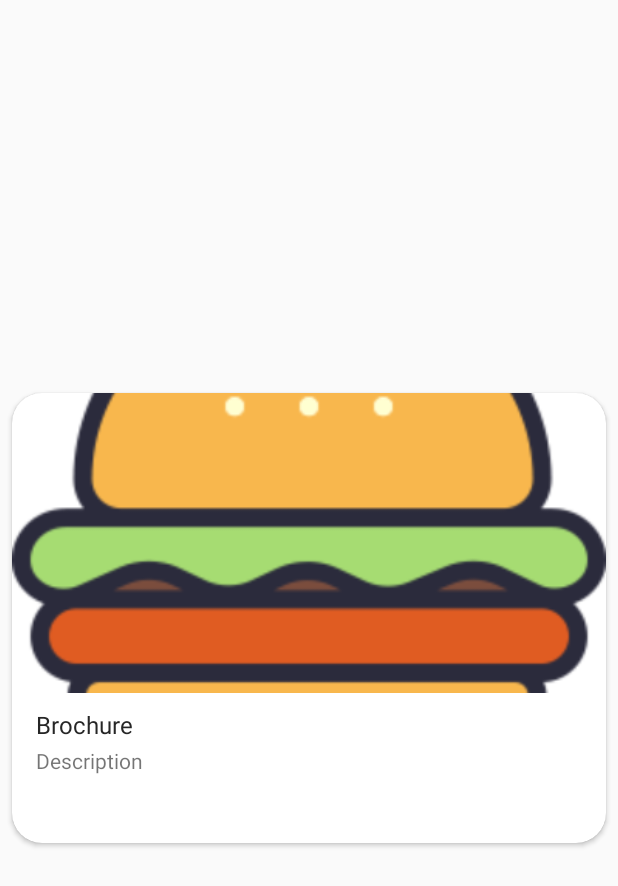
After one commit to Yaelsarusi/Graburger, an Android app: the layout item.xml on its own in the app's theme, with its tools: preview values and no code run, on a phone screen of 412 x 824 dp. The commit adds this screen. Shown: the top 886 px of the screen. Run offline under Robolectric (Android 15) with nearby library versions, the phone set to English and light mode, and no system bars.

Commit message:
Custom swipe cards

```diff
--- a/app/src/main/java/com/example/graburger/MainActivity.java
+++ b/app/src/main/java/com/example/graburger/MainActivity.java
@@ -13,8 +13,6 @@ import in.goodiebag.carouselpicker.CarouselPicker;
 public class MainActivity extends AppCompatActivity {
 
     ViewPager viewPager;
-    Adapter adapter;
-    List<FoodModel> foods;
 
     @Override
     protected void onCreate(Bundle savedInstanceState) {
--- /dev/null
+++ b/app/src/main/res/layout/item.xml
@@ -0,0 +1,55 @@
+<?xml version="1.0" encoding="utf-8"?>
+<LinearLayout xmlns:android="http://schemas.android.com/apk/res/android"
+    xmlns:app="http://schemas.android.com/apk/res-auto"
+    android:orientation="vertical"
+    android:layout_width="match_parent"
+    android:layout_height="match_parent"
+    android:gravity="center_vertical">
+
+    <android.support.v7.widget.CardView
+        android:layout_width="match_parent"
+        android:layout_height="wrap_content"
+        app:cardCornerRadius="20dp"
+        android:layout_margin="8dp">
+
+        <RelativeLayout
+            android:layout_width="match_parent"
+            android:layout_height="300dp">
+
+            <ImageView
+                android:id="@+id/image"
+                android:src="@drawable/burger"
+                android:scaleType="centerCrop"
+                android:layout_width="match_parent"
+                android:layout_height="200dp" />
+
+            <TextView
+                android:id="@+id/title"
+                android:textColor="#262626"
+                android:layout_below="@id/image"
+                android:layout_marginTop="10dp"
+                android:layout_marginLeft="16dp"
+                android:text="Brochure"
+                android:textSize="16sp"
+                android:layout_width="wrap_content"
+                android:layout_height="wrap_content" />
+
+            <TextView
+                android:id="@+id/desc"
+                android:layout_below="@id/title"
+                android:layout_marginTop="3dp"
+                android:layout_marginLeft="16dp"
+                android:layout_marginRight="16dp"
+                android:maxLines="3"
+                android:drawablePadding="10dp"
+                android:ellipsize="end"
+                android:text="Description"
+                android:layout_width="wrap_content"
+                android:layout_height="wrap_content" />
+
+        </RelativeLayout>
+
+
+    </android.support.v7.widget.CardView>
+
+</LinearLayout>
```
Also changed, not shown: app/src/main/java/com/example/graburger/Adapter.java (added, +70 -0 lines), app/src/main/java/com/example/graburger/FoodItemModel.java (added, +38 -0 lines).
